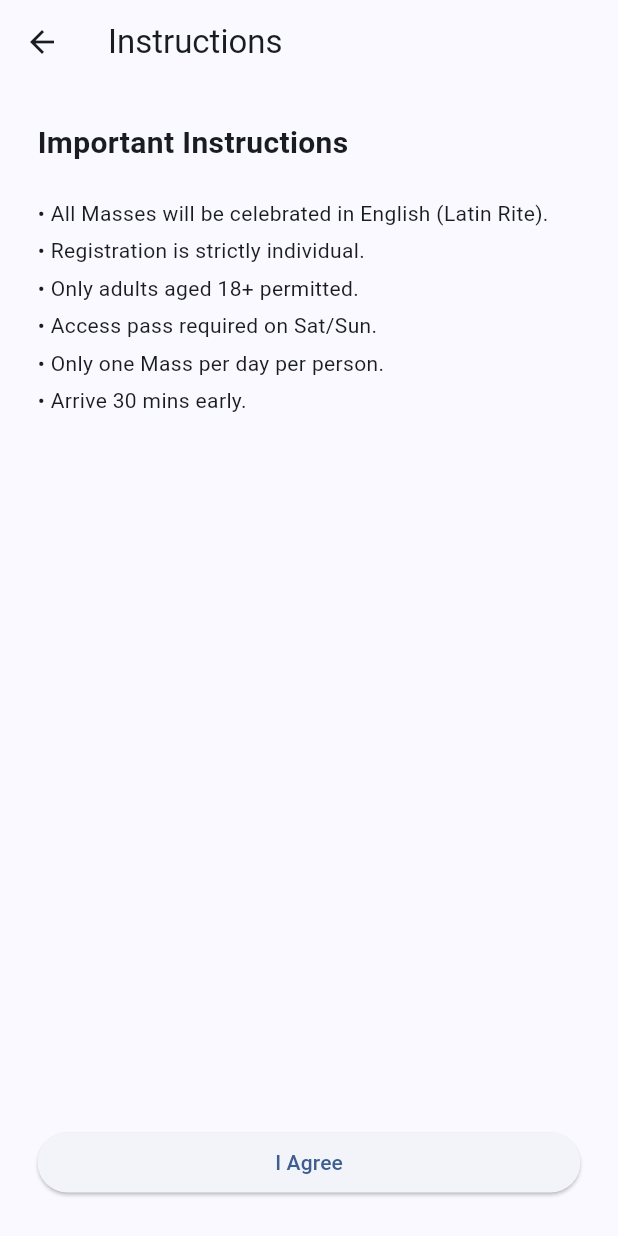
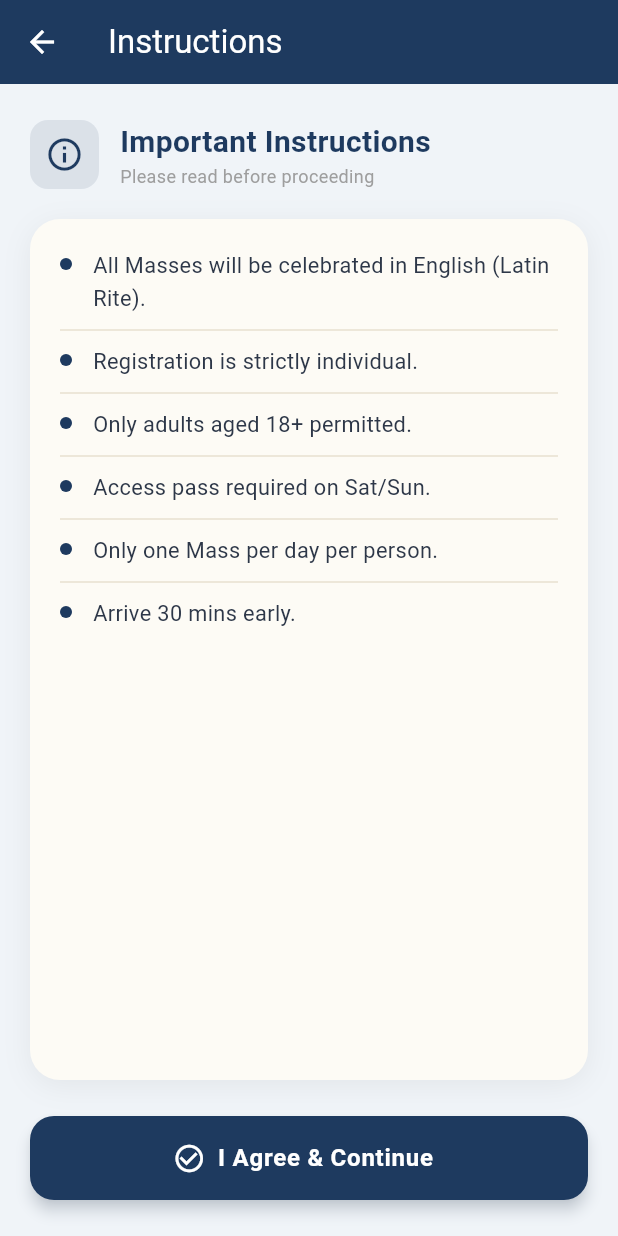
Before and after one commit to Navin-Anto-Felix-Sagayasargunam/st_marys_mass_booking_app, a Flutter app: the InstructionsScreen screen opened directly, on a phone screen of 412 x 824 dp. Run offline on Flutter 3.47's test engine with Material 3 defaults, Android fonts, the phone set to English and light mode, and no system bars; our stand-ins replace google_sign_in, image_picker, qr_flutter, shared_preferences; missing offline and left inert: mobile_scanner; accounts and stored records are empty.

Commit message:
existing app-release

```diff
--- /dev/null
+++ b/google-services.json
@@ -0,0 +1,39 @@
+{
+  "project_info": {
+    "project_number": "761987439619",
+    "project_id": "stmarysmassbooking",
+    "storage_bucket": "stmarysmassbooking.firebasestorage.app"
+  },
+  "client": [
+    {
+      "client_info": {
+        "mobilesdk_app_id": "1:761987439619:android:60bf69f20983abfabcc236",
+        "android_client_info": {
+          "package_name": "com.smcc.stmarys.massbooking"
+        }
+      },
+      "oauth_client": [
+        {
+          "client_id": "761987439619-pdvcmup0c86jab8neote7935kptn86ht.apps.googleusercontent.com",
+          "client_type": 3
+        }
+      ],
+      "api_key": [
+        {
+          "current_key": "AIzaSyAxsf_XGpNklj27f5KQzlaHLY7NKSJXvJw"
+        }
+      ],
+      "services": {
+        "appinvite_service": {
+          "other_platform_oauth_client": [
+            {
+              "client_id": "761987439619-pdvcmup0c86jab8neote7935kptn86ht.apps.googleusercontent.com",
+              "client_type": 3
+            }
+          ]
+        }
+      }
+    }
+  ],
+  "configuration_version": "1"
+}
--- a/lib/main.dart
+++ b/lib/main.dart
@@ -754,32 +754,136 @@ class _MainNavigationState extends State<MainNavigation> {
 class InstructionsScreen extends StatelessWidget {
   const InstructionsScreen({super.key});
 
-  @override
-  Widget build(BuildContext context) => Scaffold(
-      appBar: AppBar(title: const Text("Instructions")),
-      body: Padding(
-          padding: const EdgeInsets.all(25),
-          child: Column(crossAxisAlignment: CrossAxisAlignment.start, children: [
-            const Text("Important Instructions",
-                style:
-                    TextStyle(fontSize: 20, fontWeight: FontWeight.bold)),
-            const SizedBox(height: 20),
-            const Text(
-                "• All Masses will be celebrated in English (Latin Rite).\n"
-                "• Registration is strictly individual.\n"
-                "• Only adults aged 18+ permitted.\n"
-                "• Access pass required on Sat/Sun.\n"
-                "• Only one Mass per day per person.\n"
-                "• Arrive 30 mins early.",
-                style: TextStyle(height: 1.8)),
-            const Spacer(),
-            SizedBox(
+  static const _instructions = [
+    "All Masses will be celebrated in English (Latin Rite).",
+    "Registration is strictly individual.",
+    "Only adults aged 18+ permitted.",
+    "Access pass required on Sat/Sun.",
+    "Only one Mass per day per person.",
+    "Arrive 30 mins early.",
+  ];
+
+  @override
+  Widget build(BuildContext context) {
+    return Scaffold(
+      backgroundColor: const Color(0xFFF0F4F8),
+      appBar: AppBar(
+        title: const Text("Instructions"),
+        backgroundColor: const Color(0xFF1E3A5F),
+        foregroundColor: Colors.white,
+        elevation: 0,
+      ),
+      body: SafeArea(
+        child: Padding(
+          padding: const EdgeInsets.fromLTRB(20, 24, 20, 24),
+          child: Column(
+            crossAxisAlignment: CrossAxisAlignment.start,
+            children: [
+              // Header
+              Row(children: [
+                Container(
+                  padding: const EdgeInsets.all(10),
+                  decoration: BoxDecoration(
+                    color: const Color(0xFF1E3A5F).withOpacity(0.1),
+                    borderRadius: BorderRadius.circular(12),
+                  ),
+                  child: const Icon(Icons.info_outline,
+                      color: Color(0xFF1E3A5F), size: 26),
+                ),
+                const SizedBox(width: 14),
+                const Column(
+                  crossAxisAlignment: CrossAxisAlignment.start,
+                  children: [
+                    Text("Important Instructions",
+                        style: TextStyle(
+                            fontSize: 20,
+                            fontWeight: FontWeight.bold,
+                            color: Color(0xFF1E3A5F))),
+                    Text("Please read before proceeding",
+                        style: TextStyle(fontSize: 12, color: Colors.grey)),
+                  ],
+                )
+              ]),
+              const SizedBox(height: 20),
+
+              // Instruction Cards
+              Expanded(
+                child: Container(
+                  padding: const EdgeInsets.all(20),
+                  decoration: BoxDecoration(
+                    color: const Color(0xFFFDFBF5), // light ivory
+                    borderRadius: BorderRadius.circular(20),
+                    boxShadow: [
+                      BoxShadow(
+                        color: Colors.black.withOpacity(0.06),
+                        blurRadius: 16,
+                        offset: const Offset(0, 4),
+                      )
+                    ],
+                  ),
+                  child: ListView.separated(
+                    itemCount: _instructions.length,
+                    separatorBuilder: (_, __) => const Divider(height: 20, color: Color(0xFFE8E0D0)),
+                    itemBuilder: (ctx, i) => Row(
+                      crossAxisAlignment: CrossAxisAlignment.start,
+                      children: [
+                        Padding(
+                          padding: const EdgeInsets.only(top: 6),
+                          child: Container(
+                            width: 8,
+                            height: 8,
+                            decoration: const BoxDecoration(
+                              color: Color(0xFF1E3A5F), // Oxford blue bullet
+                              shape: BoxShape.circle,
+                            ),
+                          ),
+                        ),
+                        const SizedBox(width: 14),
+                        Expanded(
+                          child: Text(
+                            _instructions[i],
+                            style: const TextStyle(
+                                fontSize: 14.5, height: 1.5, color: Color(0xFF2D3748)),
+                          ),
+                        ),
+                      ],
+                    ),
+                  ),
+                ),
+              ),
+
+              const SizedBox(height: 24),
+
+              // I Agree Button — prominent and visible
+              SizedBox(
                 width: double.infinity,
-                child: ElevatedButton(
-                    onPressed: () => Navigator.pop(context),
-                    child: const Text("I Agree")))
-          ])));
+                height: 56,
+                child: ElevatedButton.icon(
+                  onPressed: () => Navigator.pop(context),
+                  icon: const Icon(Icons.check_circle_outline, size: 22),
+                  label: const Text(
+                    "I Agree & Continue",
+                    style: TextStyle(
+                        fontSize: 16, fontWeight: FontWeight.bold, letterSpacing: 0.5),
+                  ),
+                  style: ElevatedButton.styleFrom(
+                    backgroundColor: const Color(0xFF1E3A5F),
+                    foregroundColor: Colors.white,
+                    shape: RoundedRectangleBorder(
+                        borderRadius: BorderRadius.circular(16)),
+                    elevation: 4,
+                    shadowColor: const Color(0xFF1E3A5F).withOpacity(0.4),
+                  ),
+                ),
+              ),
+            ],
+          ),
+        ),
+      ),
+    );
+  }
 }
+
 
 class UserHomeScreen extends StatelessWidget {
   const UserHomeScreen({super.key});
```
Also changed, not shown: 3 other files.
